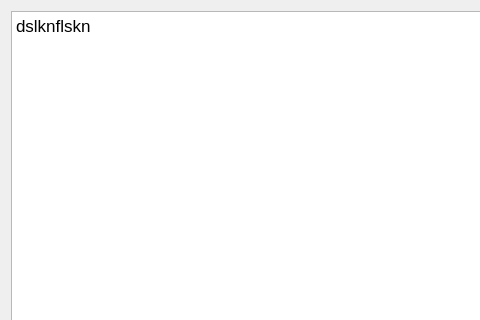
Qt form GUI/code.ui (vyazmetinov/PDP-11) before a commit; both pictures show x 0 to 480 and y 0 to 320 of the 640 by 480 pixel window.
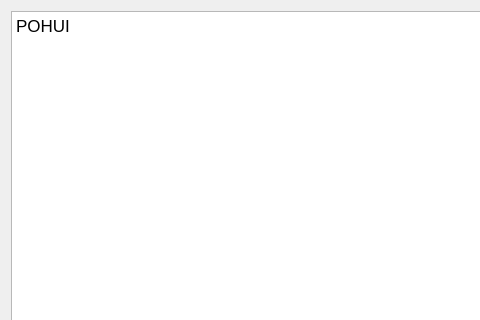
The same form after that commit.

```diff
--- a/GUI/code.ui
+++ b/GUI/code.ui
@@ -24,7 +24,7 @@
 &lt;html&gt;&lt;head&gt;&lt;meta name=&quot;qrichtext&quot; content=&quot;1&quot; /&gt;&lt;style type=&quot;text/css&quot;&gt;
 p, li { white-space: pre-wrap; }
 &lt;/style&gt;&lt;/head&gt;&lt;body style=&quot; font-family:'.AppleSystemUIFont'; font-size:13pt; font-weight:400; font-style:normal;&quot;&gt;
-&lt;p style=&quot; margin-top:0px; margin-bottom:0px; margin-left:0px; margin-right:0px; -qt-block-indent:0; text-indent:0px;&quot;&gt;dslknflskn&lt;/p&gt;
+&lt;p style=&quot; margin-top:0px; margin-bottom:0px; margin-left:0px; margin-right:0px; -qt-block-indent:0; text-indent:0px;&quot;&gt;POHUI&lt;/p&gt;
 &lt;p style=&quot;-qt-paragraph-type:empty; margin-top:0px; margin-bottom:0px; margin-left:0px; margin-right:0px; -qt-block-indent:0; text-indent:0px;&quot;&gt;&lt;br /&gt;&lt;/p&gt;
 &lt;p style=&quot;-qt-paragraph-type:empty; margin-top:0px; margin-bottom:0px; margin-left:0px; margin-right:0px; -qt-block-indent:0; text-indent:0px;&quot;&gt;&lt;br /&gt;&lt;/p&gt;
 &lt;p style=&quot;-qt-paragraph-type:empty; margin-top:0px; margin-bottom:0px; margin-left:0px; margin-right:0px; -qt-block-indent:0; text-indent:0px;&quot;&gt;&lt;br /&gt;&lt;/p&gt;
```
